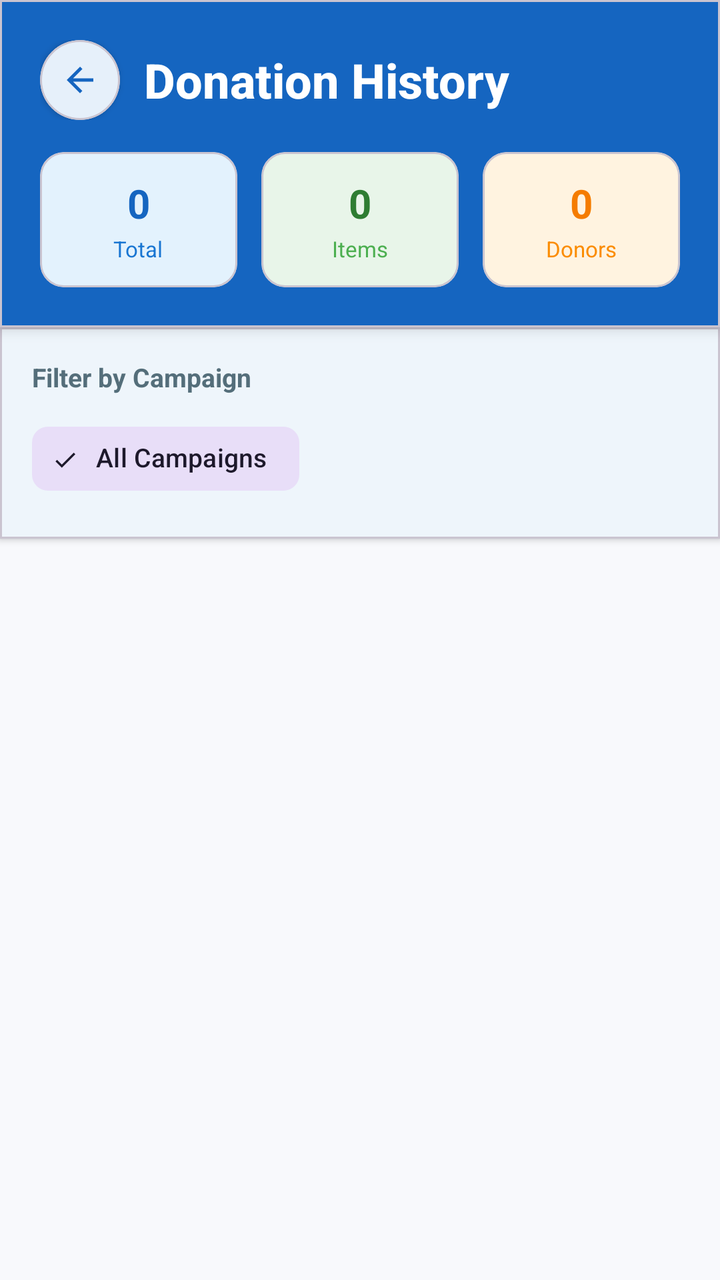
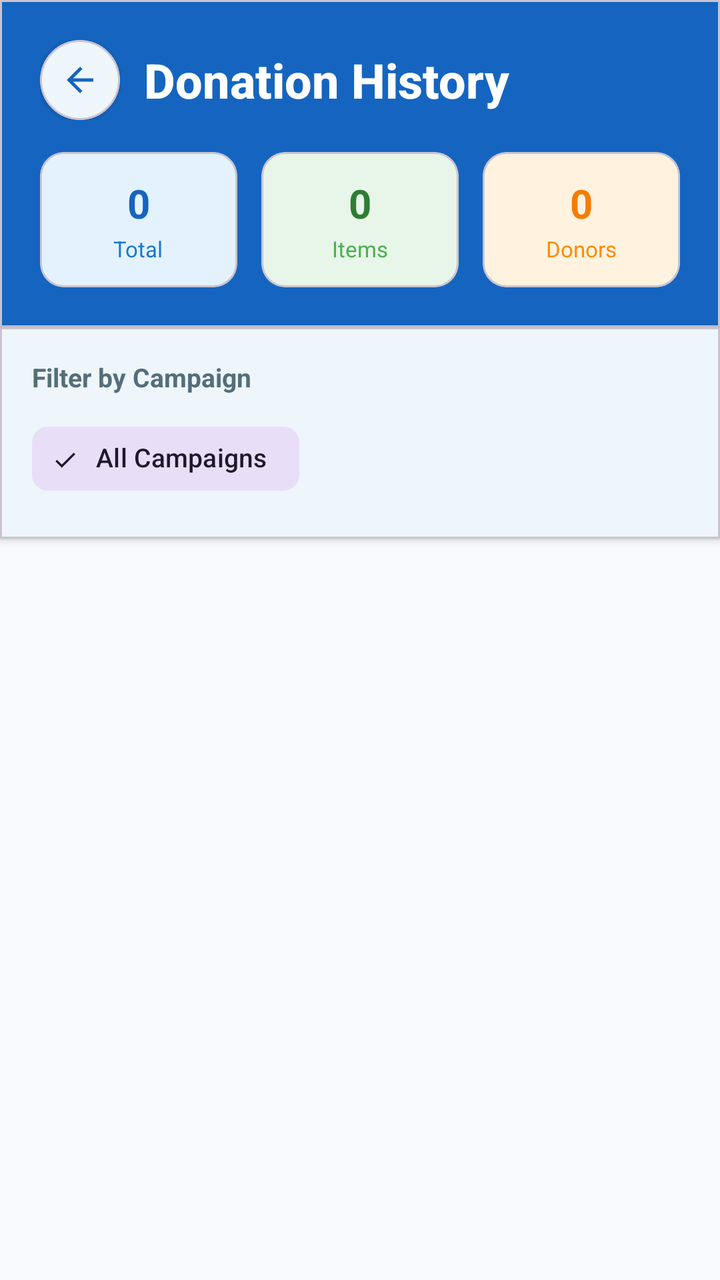

Two renders of the same Android screen: before a commit and after it. Below are the layout's source before the change and the commit's diff.
<!-- AndroidManifest.xml: application theme Theme.GiveEase -->
<!-- res/layout/fragment_ngo_donation_history.xml -->
<?xml version="1.0" encoding="utf-8"?>
<LinearLayout xmlns:android="http://schemas.android.com/apk/res/android"
    xmlns:app="http://schemas.android.com/apk/res-auto"
    android:layout_width="match_parent"
    android:layout_height="match_parent"
    android:orientation="vertical"
    android:background="#F8F9FC">

    
    <com.google.android.material.card.MaterialCardView
        android:layout_width="match_parent"
        android:layout_height="wrap_content"
        app:cardCornerRadius="0dp"
        app:cardElevation="4dp"
        app:cardBackgroundColor="#1565C0">

        <LinearLayout
            android:layout_width="match_parent"
            android:layout_height="wrap_content"
            android:orientation="vertical"
            android:padding="20dp">

            <LinearLayout
                android:layout_width="match_parent"
                android:layout_height="wrap_content"
                android:orientation="horizontal"
                android:gravity="center_vertical"
                android:layout_marginBottom="16dp">

                <com.google.android.material.card.MaterialCardView
                    android:id="@+id/btnBack"
                    android:layout_width="40dp"
                    android:layout_height="40dp"
                    app:cardCornerRadius="20dp"
                    app:cardElevation="2dp"
                    app:cardBackgroundColor="#FFFFFF"
                    android:clickable="true"
                    android:focusable="true">

                    <ImageView
                        android:layout_width="20dp"
                        android:layout_height="20dp"
                        android:layout_gravity="center"
                        android:src="@drawable/ic_back"
                        app:tint="#1565C0" />
                </com.google.android.material.card.MaterialCardView>

                <TextView
                    android:layout_width="0dp"
                    android:layout_height="wrap_content"
                    android:layout_weight="1"
                    android:text="Donation History"
                    android:textSize="24sp"
                    android:textStyle="bold"
                    android:textColor="#FFFFFF"
                    android:fontFamily="sans-serif-medium"
                    android:layout_marginStart="12dp" />
            </LinearLayout>

            
            <LinearLayout
                android:layout_width="match_parent"
                android:layout_height="wrap_content"
                android:orientation="horizontal"
                android:weightSum="3">

                
                <com.google.android.material.card.MaterialCardView
                    android:layout_width="0dp"
                    android:layout_weight="1"
                    android:layout_height="wrap_content"
                    app:cardCornerRadius="12dp"
                    app:cardElevation="0dp"
                    app:cardBackgroundColor="#E3F2FD"
                    android:layout_marginEnd="8dp">

                    <LinearLayout
                        android:layout_width="match_parent"
                        android:layout_height="wrap_content"
                        android:orientation="vertical"
                        android:padding="12dp"
                        android:gravity="center">

                        <TextView
                            android:id="@+id/tvTotalDonations"
                            android:layout_width="wrap_content"
                            android:layout_height="wrap_content"
                            android:text="0"
                            android:textSize="20sp"
                            android:textStyle="bold"
                            android:textColor="#1565C0" />

                        <TextView
                            android:layout_width="wrap_content"
                            android:layout_height="wrap_content"
                            android:text="Total"
                            android:textSize="11sp"
                            android:textColor="#1976D2"
                            android:layout_marginTop="2dp" />
                    </LinearLayout>
                </com.google.android.material.card.MaterialCardView>

                
                <com.google.android.material.card.MaterialCardView
                    android:layout_width="0dp"
                    android:layout_weight="1"
                    android:layout_height="wrap_content"
                    app:cardCornerRadius="12dp"
                    app:cardElevation="0dp"
                    app:cardBackgroundColor="#E8F5E9"
                    android:layout_marginHorizontal="4dp">

                    <LinearLayout
                        android:layout_width="match_parent"
                        android:layout_height="wrap_content"
                        android:orientation="vertical"
                        android:padding="12dp"
                        android:gravity="center">

                        <TextView
                            android:id="@+id/tvTotalItems"
                            android:layout_width="wrap_content"
                            android:layout_height="wrap_content"
                            android:text="0"
                            android:textSize="20sp"
                            android:textStyle="bold"
                            android:textColor="#2E7D32" />

                        <TextView
                            android:layout_width="wrap_content"
                            android:layout_height="wrap_content"
                            android:text="Items"
                            android:textSize="11sp"
                            android:textColor="#4CAF50"
                            android:layout_marginTop="2dp" />
                    </LinearLayout>
                </com.google.android.material.card.MaterialCardView>

                
                <com.google.android.material.card.MaterialCardView
                    android:layout_width="0dp"
                    android:layout_weight="1"
                    android:layout_height="wrap_content"
                    app:cardCornerRadius="12dp"
                    app:cardElevation="0dp"
                    app:cardBackgroundColor="#FFF3E0"
                    android:layout_marginStart="8dp">

                    <LinearLayout
                        android:layout_width="match_parent"
                        android:layout_height="wrap_content"
                        android:orientation="vertical"
                        android:padding="12dp"
                        android:gravity="center">

                        <TextView
                            android:id="@+id/tvUniqueDonors"
                            android:layout_width="wrap_content"
                            android:layout_height="wrap_content"
                            android:text="0"
                            android:textSize="20sp"
                            android:textStyle="bold"
                            android:textColor="#F57C00" />

                        <TextView
                            android:layout_width="wrap_content"
                            android:layout_height="wrap_content"
                            android:text="Donors"
                            android:textSize="11sp"
                            android:textColor="#FB8C00"
                            android:layout_marginTop="2dp" />
                    </LinearLayout>
                </com.google.android.material.card.MaterialCardView>
            </LinearLayout>
        </LinearLayout>
    </com.google.android.material.card.MaterialCardView>

    
    <com.google.android.material.card.MaterialCardView
        android:layout_width="match_parent"
        android:layout_height="wrap_content"
        app:cardCornerRadius="0dp"
        app:cardElevation="2dp"
        app:cardBackgroundColor="@android:color/white"
        android:layout_marginBottom="4dp">

        <LinearLayout
            android:layout_width="match_parent"
            android:layout_height="wrap_content"
            android:orientation="vertical"
            android:padding="16dp">

            <TextView
                android:layout_width="wrap_content"
                android:layout_height="wrap_content"
                android:text="Filter by Campaign"
                android:textSize="13sp"
                android:textStyle="bold"
                android:textColor="#546E7A"
                android:layout_marginBottom="8dp" />

            <HorizontalScrollView
                android:layout_width="match_parent"
                android:layout_height="wrap_content"
                android:scrollbars="none">

                <com.google.android.material.chip.ChipGroup
                    android:id="@+id/chipGroupCampaigns"
                    android:layout_width="wrap_content"
                    android:layout_height="wrap_content"
                    app:singleSelection="true"
                    app:chipSpacingHorizontal="8dp">

                    <com.google.android.material.chip.Chip
                        android:id="@+id/chipAll"
                        android:layout_width="wrap_content"
                        android:layout_height="wrap_content"
                        android:text="All Campaigns"
                        android:textSize="13sp"
                        style="@style/Widget.Material3.Chip.Filter"
                        android:checked="true" />
                </com.google.android.material.chip.ChipGroup>
            </HorizontalScrollView>
        </LinearLayout>
    </com.google.android.material.card.MaterialCardView>

    
    <FrameLayout
        android:layout_width="match_parent"
        android:layout_height="0dp"
        android:layout_weight="1">

        
        <androidx.recyclerview.widget.RecyclerView
            android:id="@+id/recyclerViewDonations"
            android:layout_width="match_parent"
            android:layout_height="match_parent"
            android:padding="16dp"
            android:clipToPadding="false" />

        
        <ProgressBar
            android:id="@+id/progressBar"
            android:layout_width="wrap_content"
            android:layout_height="wrap_content"
            android:layout_gravity="center"
            android:visibility="gone" />

        
        <LinearLayout
            android:id="@+id/layoutEmptyState"
            android:layout_width="match_parent"
            android:layout_height="match_parent"
            android:orientation="vertical"
            android:gravity="center"
            android:padding="40dp"
            android:visibility="gone">

            <ImageView
                android:layout_width="120dp"
                android:layout_height="120dp"
                android:src="@drawable/ic_history"
                app:tint="#BDBDBD"
                android:layout_marginBottom="20dp" />

            <TextView
                android:layout_width="wrap_content"
                android:layout_height="wrap_content"
                android:text="No Donations Yet"
                android:textSize="20sp"
                android:textStyle="bold"
                android:textColor="#546E7A"
                android:layout_marginBottom="8dp" />

            <TextView
                android:id="@+id/tvEmptyMessage"
                android:layout_width="wrap_content"
                android:layout_height="wrap_content"
                android:text="Donations to your campaigns will appear here"
                android:textSize="14sp"
                android:textColor="#78909C"
                android:gravity="center"
                android:lineSpacingExtra="4dp" />
        </LinearLayout>
    </FrameLayout>
</LinearLayout>
<!-- resources referenced by this layout -->
<resources>
  <!-- drawable ic_back (drawable) -->
  <vector xmlns:android="http://schemas.android.com/apk/res/android"
      android:width="24dp"
      android:height="24dp"
      android:viewportWidth="24"
      android:viewportHeight="24">
      <path
          android:fillColor="#FF000000"
          android:pathData="M20,11H7.83l5.59,-5.59L12,4l-8,8 8,8 1.41,-1.41L7.83,13H20v-2z"/>
  </vector>
  <!-- drawable ic_history: png bitmap (drawable, 413 bytes) -->
  <style name="Theme.GiveEase" parent="Theme.Material3.Light.NoActionBar">
          
          <item name="colorPrimary">@color/primary_blue</item>
          <item name="colorOnPrimary">@color/white</item>
          <item name="colorSecondary">@color/teal_200</item>
          <item name="colorOnSecondary">@color/black</item>
  
          
          <item name="android:windowBackground">@color/background</item>
          <item name="colorSurface">@color/surface</item>
          <item name="colorOnSurface">@color/onSurface</item>
          <item name="colorOnBackground">@color/onBackground</item>
  
          
          <item name="android:statusBarColor" tools:targetApi="l">?attr/colorPrimary</item>
  
      </style>
  <color name="primary_blue">#1976D2</color>
  <color name="white">#FFFFFFFF</color>
  <color name="teal_200">#FF03DAC5</color>
  <color name="black">#FF000000</color>
  <color name="background">#FAFAFA</color>
  <color name="surface">#FFFFFF</color>
  <color name="onSurface">#212121</color>
  <color name="onBackground">#212121</color>
</resources>

<!-- the commit's change to res/layout/fragment_ngo_donation_history.xml (unified diff, before → after) -->
@@ -11,7 +11,6 @@
         android:layout_width="match_parent"
         android:layout_height="wrap_content"
         app:cardCornerRadius="0dp"
-        app:cardElevation="4dp"
         app:cardBackgroundColor="#1565C0">
 
         <LinearLayout
